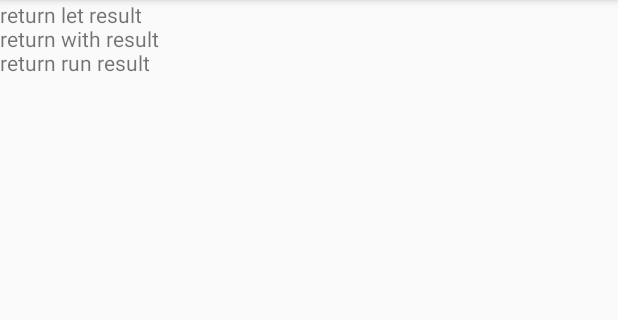
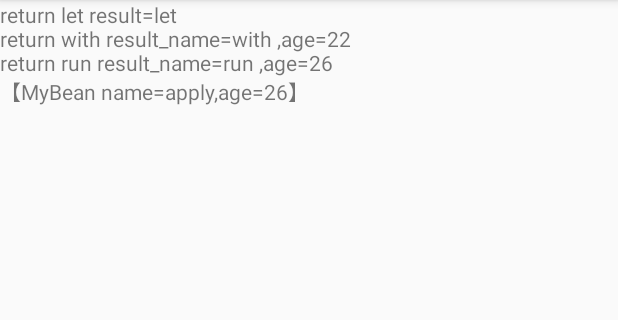
Before and after one commit to wangpingtaohn/myDemos, an Android app: the KotlinFunActivity screen opened directly, with no data from a screen before it, on a phone screen of 412 x 824 dp, the part 84-404 px from its top. Run offline under Robolectric (Android 15) with nearby library versions, the phone set to English and light mode, and no system bars.

Commit message:
kotlin let with run test

```diff
--- a/app/src/main/java/com/wpt/mydemos/kotlins/KotlinFunActivity.kt
+++ b/app/src/main/java/com/wpt/mydemos/kotlins/KotlinFunActivity.kt
@@ -16,8 +16,8 @@ class KotlinFunActivity : AppCompatActivity() {
     }
 
     private fun initView(){
-        val content = letTest("wpt") + "\n" + withTest(MyBean("wpt", 22)) + "\n" +
-        runTest(MyBean("wpt", 26))
+        val content = letTest("let") + "\n" + withTest(MyBean("with", 22)) + "\n" +
+        runTest(MyBean("run", 26)) + "\n" + applyTest(MyBean("apply", 26))
         textview.text = content
     }
 
@@ -25,12 +25,13 @@ class KotlinFunActivity : AppCompatActivity() {
     /**
      * 1.可空的判断
      * 2.使用it调用对象的属性
+     * 3.let函数返回最后一行代码的值或return值
      */
     private fun letTest(str: String?): String? {
         var result = str?.let {
             Log.d("wpt_log", it)
             Log.d("wpt_log", it.length.toString())
-            "return let result"
+            "return let result=$it"
         }
         return result
     }
@@ -38,6 +39,7 @@ class KotlinFunActivity : AppCompatActivity() {
     /**
      * 1.没有可空的判断
      * 2.相对于let，不用使用it来调用
+     * 3.with函数返回最后一行代码的值或return值
      */
     private fun withTest(bean: MyBean?): String? {
         if (bean == null) {
@@ -46,7 +48,7 @@ class KotlinFunActivity : AppCompatActivity() {
         var result = with(bean) {
             Log.d("wpt_log", "name=$name")
             Log.d("wpt_log", "age=$age")
-            "return with result"
+            "return with result_name=$name ,age=$age"
         }
 
         return result
@@ -56,12 +58,27 @@ class KotlinFunActivity : AppCompatActivity() {
      * 是let于with的结合体
      * 1.去掉了let的it调用
      * 2.不用对传入的参数null判断
+     * 3.run函数返回最后一行代码的值或return值
      */
     private fun runTest(bean: MyBean?): String? {
         var result = bean?.run {
             Log.d("wpt_log", "run_name=$name")
             Log.d("wpt_log", "run_age=$age")
-            "return run result"
+            "return run result_name=$name ,age=$age"
+        }
+
+        return result
+    }
+
+    /**
+     * 1.去掉了let的it调用
+     * 2.不用对传入的参数null判断
+     * 3.run函数返回本身
+     */
+    private fun applyTest(bean: MyBean?):MyBean? {
+        var result = bean?.apply {
+            Log.d("wpt_log", "run_name=$name")
+            Log.d("wpt_log", "run_age=$age")
         }
 
         return result
@@ -71,5 +88,10 @@ class KotlinFunActivity : AppCompatActivity() {
     class MyBean(name: String, age: Int) {
         var name = name
         var age = age
+
+        override fun toString(): String {
+            return "【MyBean name=" + name + ",age=" + age + "】"
+
+        }
     }
 }
```
